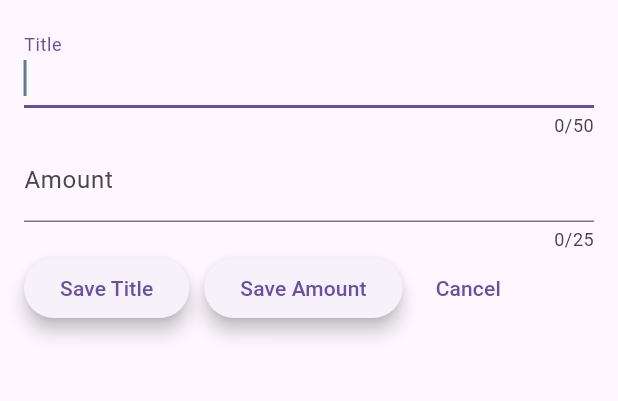
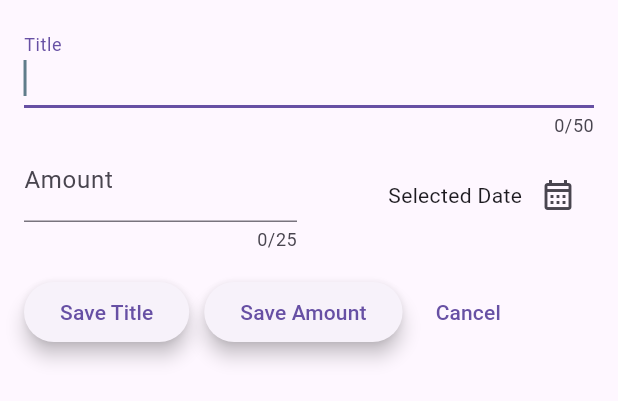
Before and after one commit to GetRighhttt/ExpenseTrackerFlutter, a Flutter app: the NewExpenseWidget widget shown alone on an empty page, opened directly, on a phone screen of 412 x 824 dp. Shown: the top 401 px of the screen. Run offline on Flutter 3.47's test engine with Material 2 defaults, Android fonts, the phone set to English and light mode, and no system bars.

Commit message:
added date picker dialog.

```diff
--- a/expense_tracker/lib/widgets/new_expense_widget.dart
+++ b/expense_tracker/lib/widgets/new_expense_widget.dart
@@ -15,10 +15,25 @@ class _NewExpenseWidgetState extends State<NewExpenseWidget> {
   @override
   void dispose() {
     // must tell flutter to delete this widget when no longer needed with this
-// dispose method
     _titleController.dispose();
     _amountController.dispose();
     super.dispose();
+  }
+
+  // method to show the date picker dialog
+  void _openDatePickerDialog() {
+    // initial date
+    final now = DateTime.now();
+
+    // first date
+    final firstDate = DateTime(now.year - 1, now.month, now.day, now.hour);
+
+    showDatePicker(
+      context: context,
+      initialDate: now,
+      firstDate: firstDate,
+      lastDate: now,
+    );
   }
 
   @override
@@ -37,13 +52,41 @@ class _NewExpenseWidgetState extends State<NewExpenseWidget> {
               label: Text('Title'),
             ),
           ),
-          TextField(
-            controller: _amountController,
-            maxLength: 25,
-            cursorColor: Colors.green,
-            autofocus: true,
-            keyboardType: TextInputType.number,
-            decoration: const InputDecoration(label: Text('Amount')),
+          Row(
+            children: [
+              Expanded(
+                child: TextField(
+                  controller: _amountController,
+                  maxLength: 25,
+                  cursorColor: Colors.green,
+                  autofocus: true,
+                  keyboardType: TextInputType.number,
+                  decoration: const InputDecoration(
+                    prefix: Text('\$ '),
+                    label: Text('Amount'),
+                  ),
+                ),
+              ),
+              const SizedBox(
+                width: 16,
+              ),
+              Expanded(
+                child: Row(
+                  mainAxisAlignment: MainAxisAlignment.end,
+                  crossAxisAlignment: CrossAxisAlignment.center,
+                  children: [
+                    const Text('Selected Date'),
+                    IconButton(
+                      onPressed: _openDatePickerDialog,
+                      icon: const Icon(Icons.calendar_month_outlined),
+                    ),
+                  ],
+                ),
+              ),
+            ],
+          ),
+          const SizedBox(
+            height: 16,
           ),
           Row(
             children: [
@@ -73,7 +116,7 @@ class _NewExpenseWidgetState extends State<NewExpenseWidget> {
               ),
               TextButton(
                 onPressed: () {
-                  print('object');
+                  Navigator.pop(context);
                 },
                 child: const Text('Cancel'),
               ),
```
